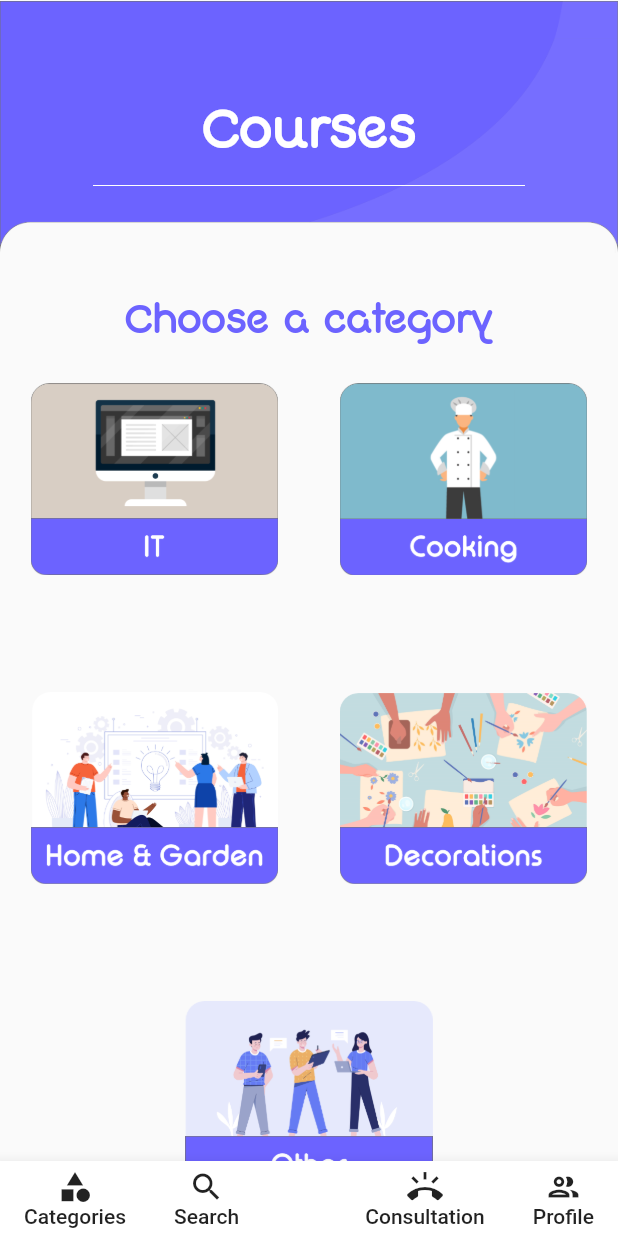
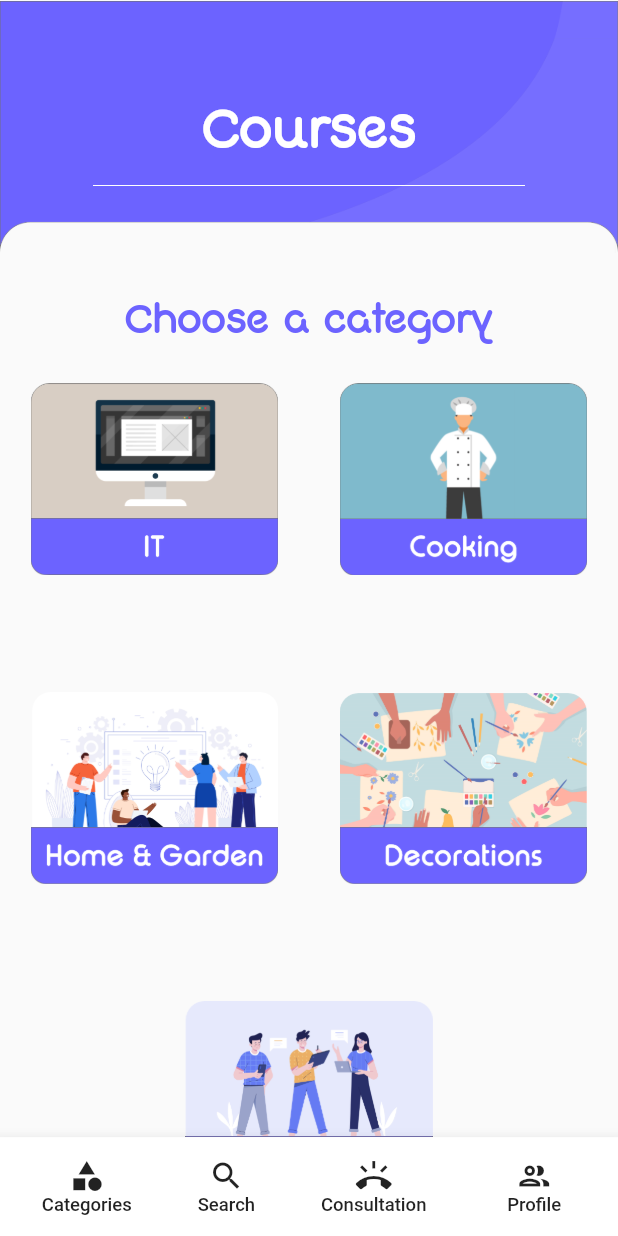
Before and after one commit to goran-brkic/JamesBondi, a Flutter app: the BodyS screen opened directly, on a phone screen of 412 x 824 dp. Run offline on Flutter 3.47's test engine with Material 2 defaults, Android fonts, the phone set to English and light mode, and no system bars; our stand-ins replace cloud_firestore, date_format, firebase_auth, firebase_core, firebase_storage, image_picker and 3 more; missing offline and left inert: agora_rtc_engine, dart:ffi, flutter_document_picker; accounts and stored records are empty.

Commit message:
prvih 5 screenova

```diff
--- a/lib/Screens/Call Screen/call_screen.dart
+++ b/lib/Screens/Call Screen/call_screen.dart
@@ -3,11 +3,11 @@ import 'package:flutter/material.dart';
 
 import 'components/body.dart';
 
-class CallPage extends StatelessWidget {
+class CallScreen extends StatelessWidget {
   ClientRole role;
   String channelName;
 
-  CallPage({this.channelName, this.role});
+  CallScreen({this.channelName, this.role});
 
   @override
   Widget build(BuildContext context) {
--- a/lib/Screens/Categories Page/components/body2.dart
+++ b/lib/Screens/Categories Page/components/body2.dart
@@ -190,7 +190,7 @@ chooseDifficulty(context, size, category) {
                           style: TextStyle(
                               fontFamily: 'RoundLight',
                               fontWeight: FontWeight.normal,
-                              fontSize: 20,
+                              fontSize: size.width * 0.05,
                               color: customPurple),
                         ),
                       ), //////////
@@ -209,7 +209,7 @@ chooseDifficulty(context, size, category) {
                           style: TextStyle(
                               fontFamily: 'RoundLight',
                               fontWeight: FontWeight.normal,
-                              fontSize: 20,
+                              fontSize: size.width * 0.05,
                               color: customPurple),
                         ),
                       ),
@@ -228,7 +228,7 @@ chooseDifficulty(context, size, category) {
                           style: TextStyle(
                               fontFamily: 'RoundLight',
                               fontWeight: FontWeight.normal,
-                              fontSize: 20,
+                              fontSize: size.width * 0.05,
                               color: customPurple),
                         ),
                       ),
--- a/lib/Screens/Categories Page/components/bodyS.dart
+++ b/lib/Screens/Categories Page/components/bodyS.dart
@@ -54,15 +54,14 @@ class _Body extends State<BodyS> {
       ),
       bottomNavigationBar: BottomAppBar(
         child: Container(
-            height: 50,
+          height: size.height * 0.08,
+          //width: size.width - 5,
           child: Row(
-              mainAxisAlignment: MainAxisAlignment.spaceBetween,
-              children: [
-                Row(
             mainAxisAlignment: MainAxisAlignment.spaceEvenly,
+            mainAxisSize: MainAxisSize.max,
             children: <Widget>[
               MaterialButton(
-                        minWidth: 30,
+                  minWidth: 2,
                   onPressed: () {
                     _onItemTapped(0);
                   },
@@ -70,11 +69,12 @@ class _Body extends State<BodyS> {
                     mainAxisAlignment: MainAxisAlignment.center,
                     children: <Widget>[
                       Icon(Icons.category),
-                            Text('Categories')
+                      Text('Categories',
+                          style: TextStyle(fontSize: size.width * 0.03))
                     ],
                   )),
               MaterialButton(
-                        minWidth: 30,
+                  minWidth: 2,
                   onPressed: () {
                     _onItemTapped(1);
                   },
@@ -82,16 +82,12 @@ class _Body extends State<BodyS> {
                     mainAxisAlignment: MainAxisAlignment.center,
                     children: <Widget>[
                       Icon(Icons.search),
-                            Text('Search')
+                      Text('Search',
+                          style: TextStyle(fontSize: size.width * 0.03))
                     ],
                   )),
-                  ],
-                ),
-                Row(
-                  mainAxisAlignment: MainAxisAlignment.spaceEvenly,
-                  children: <Widget>[
               MaterialButton(
-                        minWidth: 30,
+                minWidth: 2,
                 onPressed: () {
                   _onItemTapped(2);
                 },
@@ -99,11 +95,12 @@ class _Body extends State<BodyS> {
                   mainAxisAlignment: MainAxisAlignment.center,
                   children: <Widget>[
                     Icon(Icons.ring_volume),
-                            Text('Consultation')
+                    Text('Consultation',
+                        style: TextStyle(fontSize: size.width * 0.03))
                   ],
-                        )),
+                ),
+              ),
               MaterialButton(
-                        minWidth: 30,
                 onPressed: () {
                   _onItemTapped(3);
                 },
@@ -111,16 +108,17 @@ class _Body extends State<BodyS> {
                   mainAxisAlignment: MainAxisAlignment.center,
                   children: <Widget>[
                     Icon(Icons.group_outlined),
-                            Text('Profile')
+                    Text('Profile',
+                        style: TextStyle(fontSize: size.width * 0.03))
                   ],
-                        )),
-                  ],
+                ),
               ),
             ],
           ),
         ),
+      ),
       //key: _formKey,
-        ));
+    );
   }
 }
 //chooseDiff je u body2.dart
--- a/lib/Screens/JoinChannel/components/body.dart
+++ b/lib/Screens/JoinChannel/components/body.dart
@@ -104,7 +104,7 @@ class _Body extends State<Body> {
     await Navigator.push(
       context,
       MaterialPageRoute(
-        builder: (context) => CallPage(
+        builder: (context) => CallScreen(
           channelName: widget.meetID,
           role: _role,
         ),
```
Also changed, not shown: lib/Screens/Categories Add Page/components/body.dart (+6 -6 lines), lib/Screens/Categories Page/components/body.dart (+18 -12 lines), lib/Screens/Checkout/componenets/body.dart (+9 -8 lines). Lines whose indentation alone changed are shown as unchanged.
